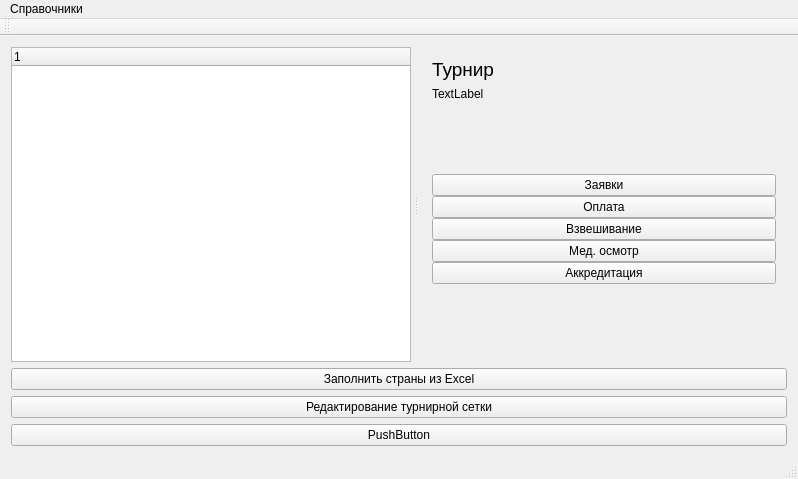
Before: the Qt Designer form TournamentManager/mainwindow.ui in BarsukAlexey/xelarogi, drawn with Qt 5.
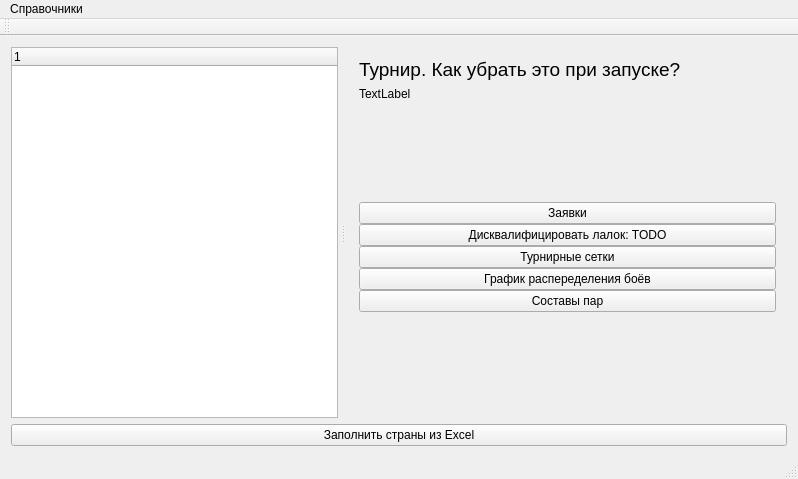
After: the same form once the commit is applied. The open tabs and pages were chosen to show the change.

```diff
--- a/TournamentManager/mainwindow.ui
+++ b/TournamentManager/mainwindow.ui
@@ -97,6 +97,9 @@
         <layout class="QGridLayout" name="gridLayout_2">
          <item row="1" column="0">
           <widget class="QLabel" name="tournamentUidLabel">
+           <property name="enabled">
+            <bool>true</bool>
+           </property>
            <property name="text">
             <string>TextLabel</string>
            </property>
@@ -138,45 +141,6 @@
                </property>
               </widget>
              </item>
-             <item>
-              <widget class="QPushButton" name="ordersPayedBtn">
-               <property name="sizePolicy">
-                <sizepolicy hsizetype="Minimum" vsizetype="Expanding">
-                 <horstretch>0</horstretch>
-                 <verstretch>0</verstretch>
-                </sizepolicy>
-               </property>
-               <property name="text">
-                <string>Оплата</string>
-               </property>
-              </widget>
-             </item>
-             <item>
-              <widget class="QPushButton" name="ordersWeightBtn">
-               <property name="sizePolicy">
-                <sizepolicy hsizetype="Minimum" vsizetype="Expanding">
-                 <horstretch>0</horstretch>
-                 <verstretch>0</verstretch>
-                </sizepolicy>
-               </property>
-               <property name="text">
-                <string>Взвешивание</string>
-               </property>
-              </widget>
-             </item>
-             <item>
-              <widget class="QPushButton" name="ordersMedicalBtn">
-               <property name="sizePolicy">
-                <sizepolicy hsizetype="Minimum" vsizetype="Expanding">
-                 <horstretch>0</horstretch>
-                 <verstretch>0</verstretch>
-                </sizepolicy>
-               </property>
-               <property name="text">
-                <string>Мед. осмотр</string>
-               </property>
-              </widget>
-             </item>
              <item>
               <widget class="QPushButton" name="ordersAccreditationBtn">
                <property name="sizePolicy">
@@ -186,7 +150,28 @@
                 </sizepolicy>
                </property>
                <property name="text">
-                <string>Аккредитация</string>
+                <string>Дисквалифицировать лалок: TODO</string>
+               </property>
+              </widget>
+             </item>
+             <item>
+              <widget class="QPushButton" name="pushButtonGrid">
+               <property name="text">
+                <string>Турнирные сетки</string>
+               </property>
+              </widget>
+             </item>
+             <item>
+              <widget class="QPushButton" name="pushButtonFightinDistribution">
+               <property name="text">
+                <string>График распеределения боёв</string>
+               </property>
+              </widget>
+             </item>
+             <item>
+              <widget class="QPushButton" name="pushButtonPair">
+               <property name="text">
+                <string>Составы пар</string>
                </property>
               </widget>
              </item>
@@ -204,7 +189,7 @@
             </font>
            </property>
            <property name="text">
-            <string>Турнир</string>
+            <string>Турнир. Как убрать это при запуске?</string>
            </property>
           </widget>
          </item>
@@ -233,28 +218,6 @@
       </property>
      </widget>
     </item>
-    <item>
-     <widget class="QPushButton" name="pushButton">
-      <property name="text">
-       <string>Редактирование турнирной сетки</string>
-      </property>
-     </widget>
-    </item>
-    <item>
-    <widget class="QPushButton" name="pushButton_2">
-     <property name="geometry">
-      <rect>
-       <x>320</x>
-       <y>390</y>
-       <width>75</width>
-       <height>23</height>
-      </rect>
-     </property>
-     <property name="text">
-      <string>PushButton</string>
-     </property>
-    </widget>
-    </item>
    </layout>
   </widget>
   <widget class="QMenuBar" name="menuBar">
```
Left out of the diff: 2 changed lines with no effect on the pictures.
